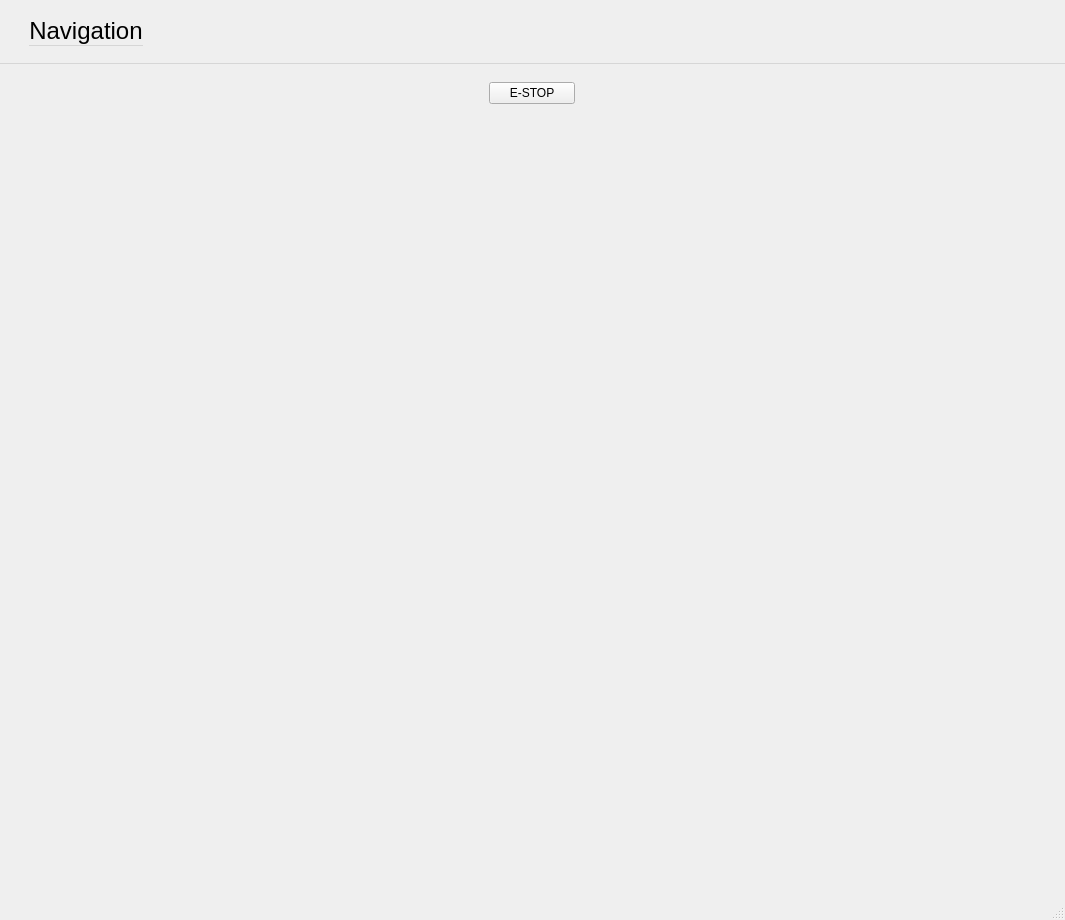
First picture: the form in frontend/BSCMainWindow.ui, repository YCP-Rev-Metrix/BallSpinner-Controller-v2, before the edit.
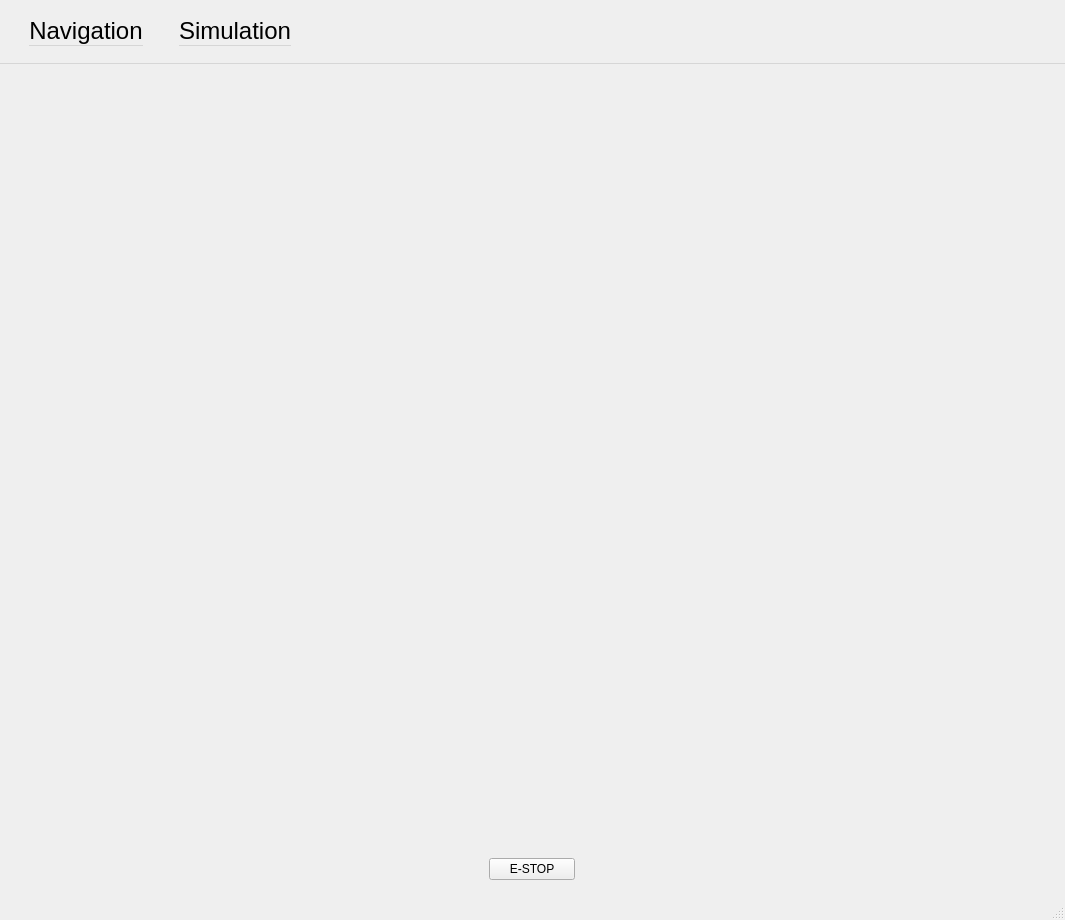
Second picture: the form after the edit. Custom widgets are drawn as their Qt base class.

Commit message: added simulation control widget

```diff
--- a/frontend/BSCMainWindow.ui
+++ b/frontend/BSCMainWindow.ui
@@ -24,22 +24,6 @@
        </sizepolicy>
       </property>
       <layout class="QVBoxLayout" name="verticalLayout">
-       <item alignment="Qt::AlignHCenter">
-        <widget class="QPushButton" name="btnEStop">
-         <property name="sizePolicy">
-          <sizepolicy hsizetype="Preferred" vsizetype="Fixed">
-           <horstretch>0</horstretch>
-           <verstretch>0</verstretch>
-          </sizepolicy>
-         </property>
-         <property name="text">
-          <string>     E-STOP     </string>
-         </property>
-        </widget>
-       </item>
-      </layout>
-     </widget>
-    </item>
     <item>
     <widget class="QStackedWidget" name="swPages">
       <property name="currentIndex">
@@ -116,6 +100,22 @@
       </widget>
      </widget>
     </item>
+       <item alignment="Qt::AlignHCenter">
+        <widget class="QPushButton" name="btnEStop">
+         <property name="sizePolicy">
+          <sizepolicy hsizetype="Preferred" vsizetype="Fixed">
+           <horstretch>0</horstretch>
+           <verstretch>0</verstretch>
+          </sizepolicy>
+         </property>
+         <property name="text">
+          <string>     E-STOP     </string>
+         </property>
+        </widget>
+       </item>
+      </layout>
+     </widget>
+    </item>
    </layout>
   </widget>
   <widget class="QMenuBar" name="menubar">
@@ -124,7 +124,7 @@
      <x>0</x>
      <y>0</y>
      <width>1065</width>
-     <height>50</height>
+     <height>59</height>
     </rect>
    </property>
    <property name="font">
@@ -146,7 +146,16 @@
       <addaction name="actCloudTest"/>
       <addaction name="actExitApplication"/>
    </widget>
+   <widget class="QMenu" name="menuSimulation">
+    <property name="title">
+     <string>Simulation</string>
+    </property>
+    <addaction name="actSimMotor"/>
+    <addaction name="separator"/>
+    <addaction name="actRealMotor"/>
+   </widget>
     <addaction name="mnuNavigation"/>
+   <addaction name="menuSimulation"/>
   </widget>
   <widget class="QStatusBar" name="statusbar"/>
     <action name="actHome">
```
Left out of the diff: 16 changed lines with no effect on the pictures. Lines whose indentation alone changed are shown as unchanged. The commit also changes 1 other file.
